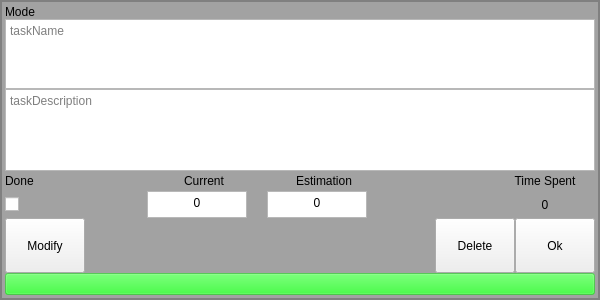
First picture: the form in PomoPeak/taskQT.ui, repository TheVipek/PomoPeak, before the edit.
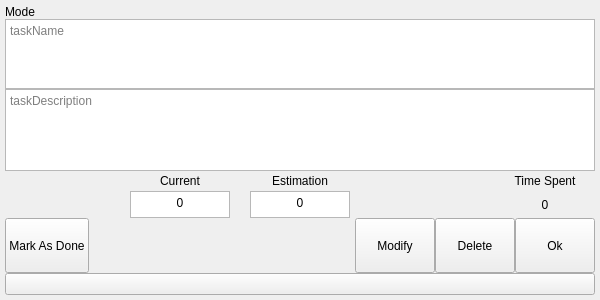
Second picture: the form after the edit.

Commit message: added working styling on task, working on done/undone state

```diff
--- a/PomoPeak/taskQT.ui
+++ b/PomoPeak/taskQT.ui
@@ -25,14 +25,11 @@
   <property name="windowTitle">
    <string>Form</string>
   </property>
+  <property name="autoFillBackground">
+   <bool>true</bool>
+  </property>
   <property name="styleSheet">
-   <string notr="true">#taskQT
-{
-background-color: rgb(162, 162, 162);
-	border-style: solid;
-	border-color: gray;
-	border-width:2px;
-}</string>
+   <string notr="true"/>
   </property>
   <layout class="QVBoxLayout" name="verticalLayout" stretch="0,1,3,0,1,2,0">
    <property name="spacing">
@@ -59,6 +56,9 @@
    </item>
    <item>
     <widget class="QTextEdit" name="taskName">
+     <property name="autoFillBackground">
+      <bool>true</bool>
+     </property>
      <property name="placeholderText">
       <string>taskName</string>
      </property>
@@ -78,6 +78,9 @@
        <height>0</height>
       </size>
      </property>
+     <property name="autoFillBackground">
+      <bool>true</bool>
+     </property>
      <property name="frameShadow">
       <enum>QFrame::Sunken</enum>
      </property>
@@ -87,7 +90,7 @@
     </widget>
    </item>
    <item>
-    <layout class="QHBoxLayout" name="horizontalLayout_3" stretch="0,0,0,0,0,0">
+    <layout class="QHBoxLayout" name="horizontalLayout_3" stretch="0,0,0,0,0">
      <property name="spacing">
       <number>20</number>
      </property>
@@ -103,13 +106,6 @@
      <property name="bottomMargin">
       <number>0</number>
      </property>
-     <item>
-      <widget class="QLabel" name="isDoneLabel">
-       <property name="text">
-        <string>Done</string>
-       </property>
-      </widget>
-     </item>
      <item>
       <spacer name="horizontalSpacer_4">
        <property name="orientation">
@@ -223,7 +219,7 @@
     </layout>
    </item>
    <item>
-    <layout class="QHBoxLayout" name="horizontalLayout" stretch="0,0,0,0,0,0">
+    <layout class="QHBoxLayout" name="horizontalLayout" stretch="0,0,0,0,0">
      <property name="spacing">
       <number>20</number>
      </property>
@@ -239,13 +235,6 @@
      <property name="bottomMargin">
       <number>0</number>
      </property>
-     <item>
-      <widget class="QCheckBox" name="isDoneCheckBox">
-       <property name="text">
-        <string/>
-       </property>
-      </widget>
-     </item>
      <item>
       <spacer name="horizontalSpacer">
        <property name="orientation">
@@ -392,6 +381,38 @@
    </item>
    <item>
     <layout class="QHBoxLayout" name="horizontalLayout_2">
+     <item>
+      <widget class="QPushButton" name="taskStatusBtn">
+       <property name="sizePolicy">
+        <sizepolicy hsizetype="Preferred" vsizetype="Fixed">
+         <horstretch>0</horstretch>
+         <verstretch>0</verstretch>
+        </sizepolicy>
+       </property>
+       <property name="maximumSize">
+        <size>
+         <width>200</width>
+         <height>100</height>
+        </size>
+       </property>
+       <property name="text">
+        <string>Mark As Done</string>
+       </property>
+      </widget>
+     </item>
+     <item>
+      <spacer name="settingsSpace1">
+       <property name="orientation">
+        <enum>Qt::Horizontal</enum>
+       </property>
+       <property name="sizeHint" stdset="0">
+        <size>
+         <width>40</width>
+         <height>20</height>
+        </size>
+       </property>
+      </spacer>
+     </item>
      <item>
       <widget class="QPushButton" name="modifyBtn">
        <property name="sizePolicy">
@@ -411,19 +432,6 @@
        </property>
       </widget>
      </item>
-     <item>
-      <spacer name="settingsSpace1">
-       <property name="orientation">
-        <enum>Qt::Horizontal</enum>
-       </property>
-       <property name="sizeHint" stdset="0">
-        <size>
-         <width>40</width>
-         <height>20</height>
-        </size>
-       </property>
-      </spacer>
-     </item>
      <item>
       <widget class="QPushButton" name="delBtn">
        <property name="sizePolicy">
@@ -494,10 +502,7 @@
       </size>
      </property>
      <property name="styleSheet">
-      <string notr="true">#activeBtn
-{
-	background-color:rgba(0, 255, 0, 96)
-}</string>
+      <string notr="true"/>
      </property>
      <property name="text">
       <string/>
```
The commit also changes 3 other files.
